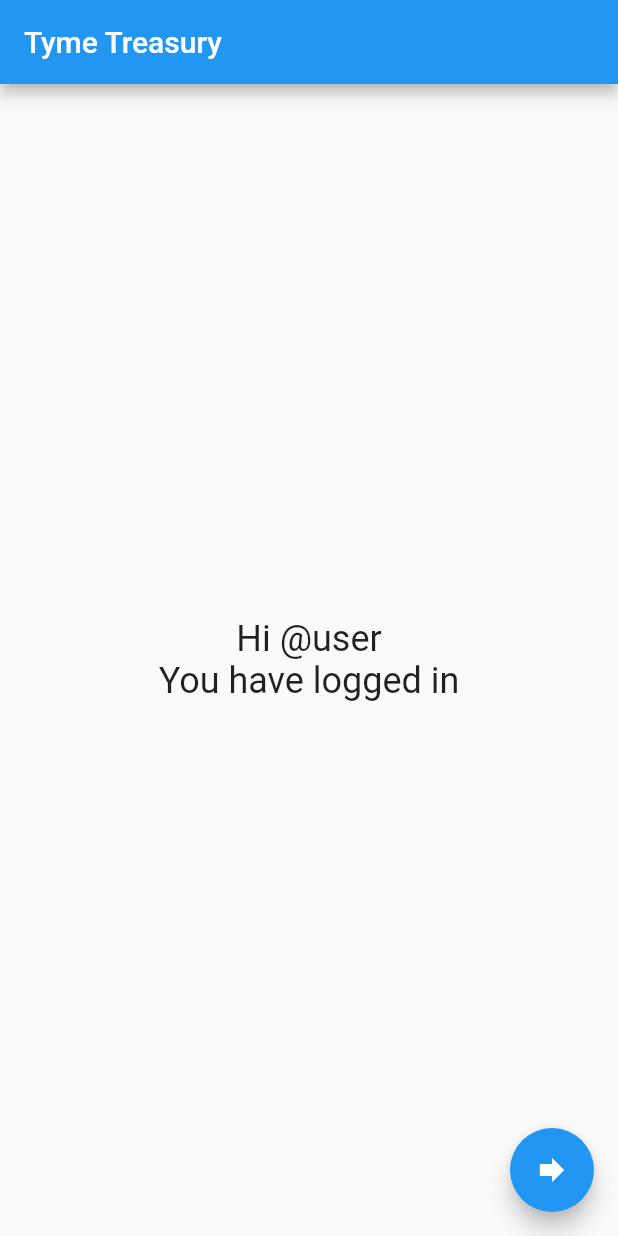
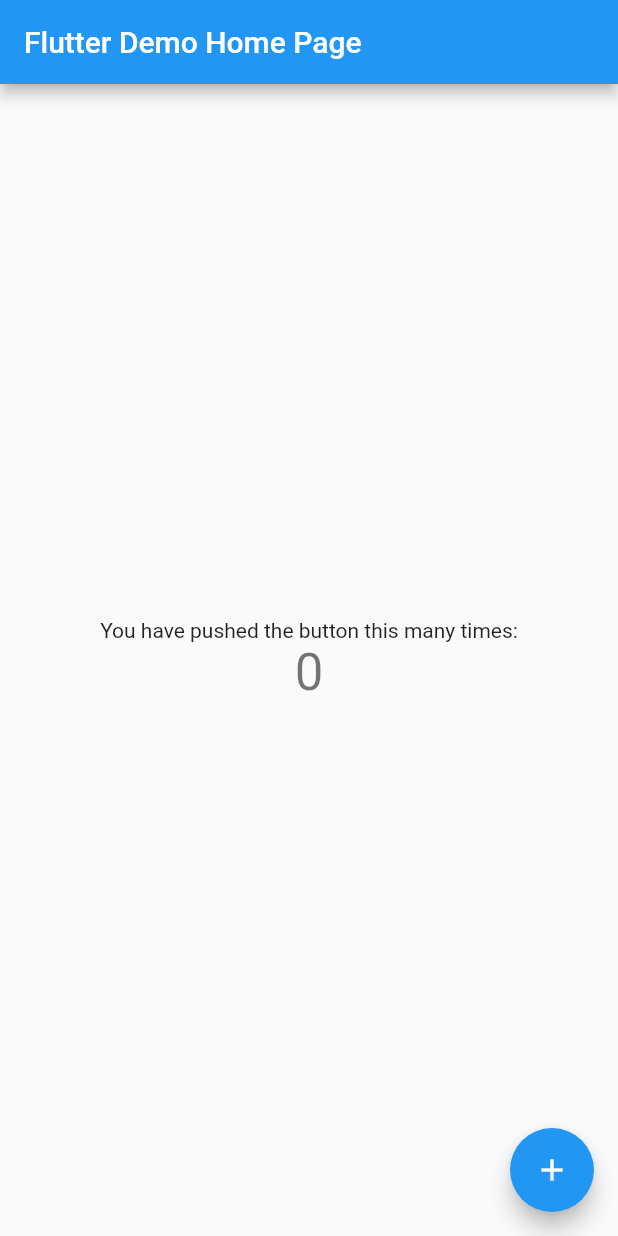
Before and after one commit to stanleydong/mobile_3m, a Flutter app: the screen it shows after launch, on a phone screen of 412 x 824 dp. Run offline on Flutter 3.47's test engine with Material 2 defaults, Android fonts, the phone set to English and light mode, and no system bars; missing offline and left inert: qrcode_reader.

```diff
--- a/lib/main.dart
+++ b/lib/main.dart
@@ -1,5 +1,4 @@
 import 'package:flutter/material.dart';
-import 'package:mobile_3m/qrcode_reader.dart';
 
 void main() => runApp(MyApp());
 
@@ -8,7 +7,7 @@ class MyApp extends StatelessWidget {
   @override
   Widget build(BuildContext context) {
     return MaterialApp(
-      title: 'Tyme Treasury',
+      title: 'Flutter Demo',
       theme: ThemeData(
         // This is the theme of your application.
         //
@@ -21,7 +20,7 @@ class MyApp extends StatelessWidget {
         // is not restarted.
         primarySwatch: Colors.blue,
       ),
-      home: MyHomePage(title: 'Tyme Treasury'),
+      home: MyHomePage(title: 'Flutter Demo Home Page'),
     );
   }
 }
@@ -45,6 +44,7 @@ class MyHomePage extends StatefulWidget {
 }
 
 class _MyHomePageState extends State<MyHomePage> {
+  int _counter = 0;
 
   void _incrementCounter() {
     setState(() {
@@ -53,6 +53,7 @@ class _MyHomePageState extends State<MyHomePage> {
       // so that the display can reflect the updated values. If we changed
       // _counter without calling setState(), then the build method would not be
       // called again, and so nothing would appear to happen.
+      _counter++;
     });
   }
 
@@ -77,7 +78,7 @@ class _MyHomePageState extends State<MyHomePage> {
           // Column is also layout widget. It takes a list of children and
           // arranges them vertically. By default, it sizes itself to fit its
           // children horizontally, and tries to be as tall as its parent.
-          //
+          //git
           // Invoke "debug painting" (press "p" in the console, choose the
           // "Toggle Debug Paint" action from the Flutter Inspector in Android
           // Studio, or the "Toggle Debug Paint" command in Visual Studio Code)
@@ -91,20 +92,19 @@ class _MyHomePageState extends State<MyHomePage> {
           mainAxisAlignment: MainAxisAlignment.center,
           children: <Widget>[
             Text(
-              'Hi @user\nYou have logged in', textAlign: TextAlign.center, style: Theme.of(context).textTheme.headline,
+              'You have pushed the button this many times:',
+            ),
+            Text(
+              '$_counter',
+              style: Theme.of(context).textTheme.display1,
             ),
           ],
         ),
       ),
       floatingActionButton: FloatingActionButton(
-        onPressed: () {
-          Navigator.push(
-            context,
-            MaterialPageRoute(builder: (context) => QRScanPage()),
-          );
-        },
-        tooltip: 'Next',
-        child: Icon(Icons.forward),
+        onPressed: _incrementCounter,
+        tooltip: 'Increment',
+        child: Icon(Icons.add),
       ), // This trailing comma makes auto-formatting nicer for build methods.
     );
   }
```
